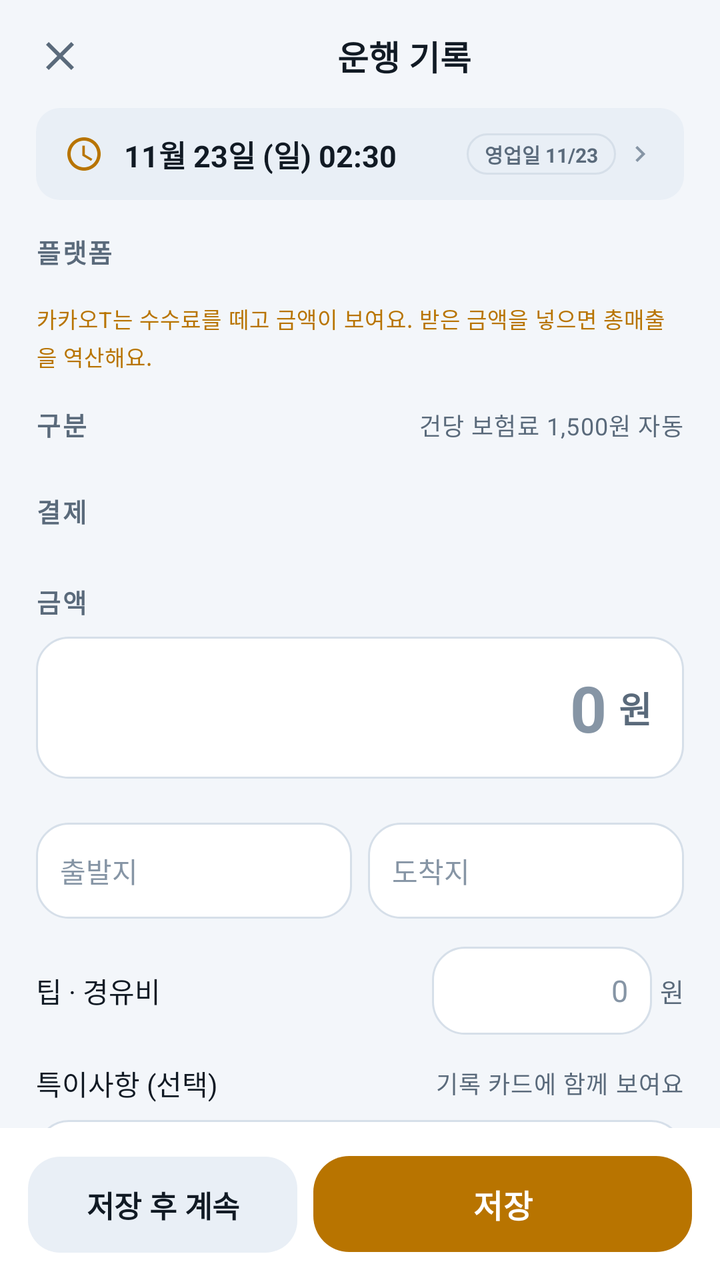
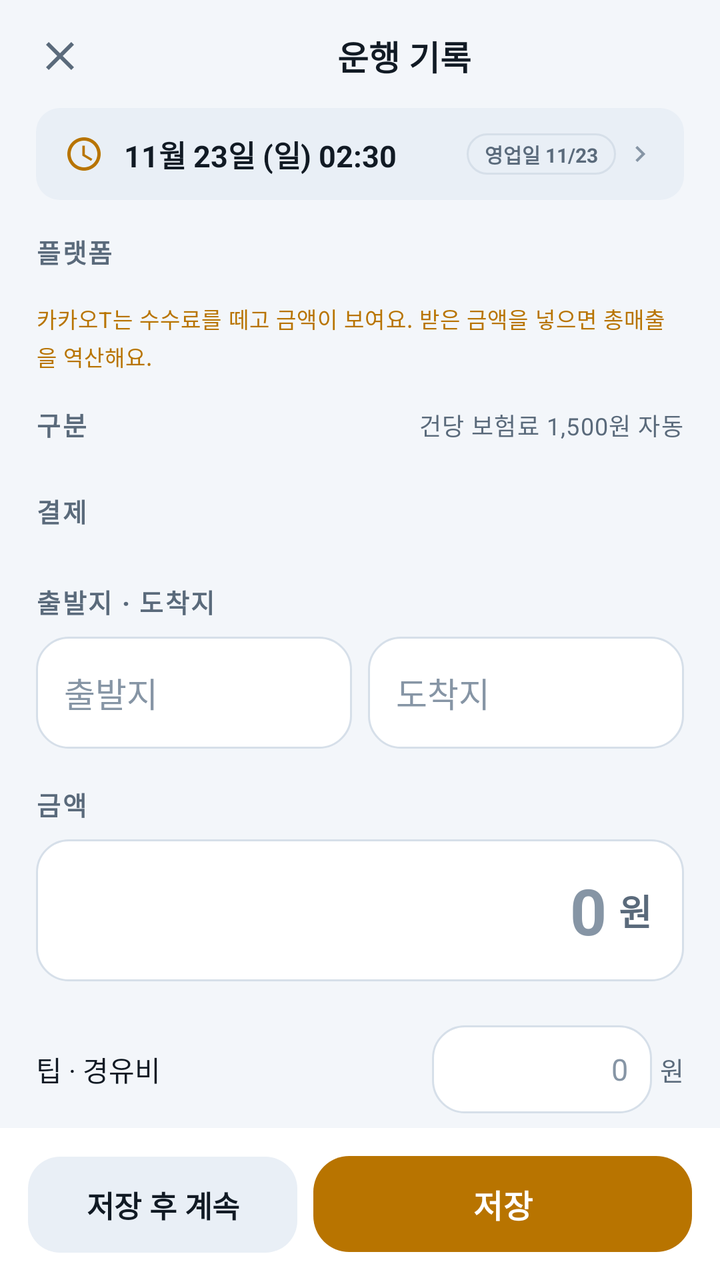

Before-and-after screenshots of an Android layout around one commit, followed by the original layout XML and the change that was made.
<!-- AndroidManifest.xml: application theme Theme.DaeriLedger -->
<!-- res/layout/activity_add_ride.xml -->
<?xml version="1.0" encoding="utf-8"?>
<LinearLayout xmlns:android="http://schemas.android.com/apk/res/android"
    xmlns:app="http://schemas.android.com/apk/res-auto"
    android:layout_width="match_parent"
    android:layout_height="match_parent"
    android:background="@color/bg"
    android:orientation="vertical">

    
    <LinearLayout
        android:layout_width="match_parent"
        android:layout_height="wrap_content"
        android:gravity="center_vertical"
        android:orientation="horizontal"
        android:paddingHorizontal="8dp"
        android:paddingTop="6dp">

        <ImageButton
            android:id="@+id/closeButton"
            android:layout_width="44dp"
            android:layout_height="44dp"
            android:background="?attr/selectableItemBackgroundBorderless"
            android:contentDescription="닫기"
            android:src="@drawable/ic_close"
            app:tint="@color/text_secondary" />

        <TextView
            android:id="@+id/titleText"
            android:layout_width="0dp"
            android:layout_height="wrap_content"
            android:layout_weight="1"
            android:gravity="center"
            android:text="운행 기록"
            android:textColor="@color/text_primary"
            android:textSize="17sp"
            android:textStyle="bold" />

        <TextView
            android:id="@+id/deleteButton"
            android:layout_width="wrap_content"
            android:layout_height="44dp"
            android:background="?attr/selectableItemBackgroundBorderless"
            android:gravity="center"
            android:paddingHorizontal="12dp"
            android:text="삭제"
            android:textColor="@color/loss"
            android:textSize="14sp"
            android:visibility="gone" />
    </LinearLayout>

    <androidx.core.widget.NestedScrollView
        android:layout_width="match_parent"
        android:layout_height="0dp"
        android:layout_weight="1"
        android:clipToPadding="false"
        android:fillViewport="true"
        android:scrollbars="none">

        <LinearLayout
            android:layout_width="match_parent"
            android:layout_height="wrap_content"
            android:orientation="vertical"
            android:paddingHorizontal="18dp"
            android:paddingBottom="20dp">

            
            <LinearLayout
                android:id="@+id/timeRow"
                android:layout_width="match_parent"
                android:layout_height="wrap_content"
                android:layout_marginTop="4dp"
                android:background="@drawable/bg_chip_soft"
                android:clickable="true"
                android:focusable="true"
                android:gravity="center_vertical"
                android:orientation="horizontal"
                android:paddingHorizontal="14dp"
                android:paddingVertical="12dp">

                <ImageView
                    android:layout_width="20dp"
                    android:layout_height="20dp"
                    android:contentDescription="@null"
                    android:src="@drawable/ic_clock"
                    app:tint="@color/accent" />

                <TextView
                    android:id="@+id/timeText"
                    android:layout_width="0dp"
                    android:layout_height="wrap_content"
                    android:layout_marginStart="10dp"
                    android:layout_weight="1"
                    android:fontFeatureSettings="tnum"
                    android:text="11월 23일 (일) 02:30"
                    android:textColor="@color/text_primary"
                    android:textSize="15sp"
                    android:textStyle="bold" />

                <TextView
                    android:id="@+id/businessDayChip"
                    android:layout_width="wrap_content"
                    android:layout_height="wrap_content"
                    android:background="@drawable/bg_pill"
                    android:paddingHorizontal="9dp"
                    android:paddingVertical="3dp"
                    android:text="영업일 11/23"
                    android:textColor="@color/text_secondary"
                    android:textSize="10sp"
                    android:textStyle="bold" />

                <ImageView
                    android:layout_width="16dp"
                    android:layout_height="16dp"
                    android:layout_marginStart="4dp"
                    android:contentDescription="@null"
                    android:src="@drawable/ic_chevron_right"
                    app:tint="@color/text_tertiary" />
            </LinearLayout>

            
            <TextView
                style="@style/Text.Daeri.Section"
                android:layout_width="wrap_content"
                android:layout_height="wrap_content"
                android:layout_marginTop="16dp"
                android:layout_marginBottom="8dp"
                android:text="플랫폼" />

            <com.google.android.material.chip.ChipGroup
                android:id="@+id/platformChips"
                android:layout_width="match_parent"
                android:layout_height="wrap_content"
                app:chipSpacingHorizontal="7dp"
                app:chipSpacingVertical="4dp"
                app:singleSelection="true" />

            <TextView
                android:id="@+id/platformFeeNote"
                style="@style/Text.Daeri.Label"
                android:layout_width="match_parent"
                android:layout_height="wrap_content"
                android:layout_marginTop="8dp"
                android:lineSpacingExtra="2dp"
                android:text="카카오T는 수수료를 떼고 금액이 보여요. 받은 금액을 넣으면 총매출을 역산해요."
                android:textColor="@color/accent"
                android:textSize="11sp" />

            
            <LinearLayout
                android:layout_width="match_parent"
                android:layout_height="wrap_content"
                android:layout_marginTop="16dp"
                android:orientation="horizontal">

                <TextView
                    style="@style/Text.Daeri.Section"
                    android:layout_width="0dp"
                    android:layout_height="wrap_content"
                    android:layout_weight="1"
                    android:text="구분" />

                <TextView
                    android:id="@+id/insuranceHintText"
                    style="@style/Text.Daeri.Label"
                    android:layout_width="wrap_content"
                    android:layout_height="wrap_content"
                    android:text="건당 보험료 1,500원 자동" />
            </LinearLayout>

            <com.google.android.material.chip.ChipGroup
                android:id="@+id/serviceChips"
                android:layout_width="match_parent"
                android:layout_height="wrap_content"
                android:layout_marginTop="8dp"
                app:chipSpacingHorizontal="7dp"
                app:singleSelection="true" />

            
            <TextView
                style="@style/Text.Daeri.Section"
                android:layout_width="wrap_content"
                android:layout_height="wrap_content"
                android:layout_marginTop="16dp"
                android:layout_marginBottom="8dp"
                android:text="결제" />

            <com.google.android.material.chip.ChipGroup
                android:id="@+id/paymentChips"
                android:layout_width="match_parent"
                android:layout_height="wrap_content"
                app:chipSpacingHorizontal="7dp"
                app:singleSelection="true" />

            
            <TextView
                android:id="@+id/amountSectionLabel"
                style="@style/Text.Daeri.Section"
                android:layout_width="wrap_content"
                android:layout_height="wrap_content"
                android:layout_marginTop="18dp"
                android:layout_marginBottom="8dp"
                android:text="금액" />

            <LinearLayout
                android:layout_width="match_parent"
                android:layout_height="wrap_content"
                android:background="@drawable/bg_amount_field"
                android:gravity="center_vertical"
                android:orientation="horizontal"
                android:paddingHorizontal="16dp"
                android:paddingVertical="10dp">

                <EditText
                    android:id="@+id/amountInput"
                    android:layout_width="0dp"
                    android:layout_height="wrap_content"
                    android:layout_weight="1"
                    android:background="@null"
                    android:fontFeatureSettings="tnum"
                    android:gravity="end|center_vertical"
                    android:hint="0"
                    android:imeOptions="actionDone"
                    android:importantForAutofill="no"
                    android:inputType="number"
                    android:maxLength="9"
                    android:minHeight="48dp"
                    android:paddingVertical="4dp"
                    android:textColor="@color/text_primary"
                    android:textColorHint="@color/text_tertiary"
                    android:textSize="32sp"
                    android:textStyle="bold" />

                <TextView
                    android:layout_width="wrap_content"
                    android:layout_height="wrap_content"
                    android:layout_marginStart="6dp"
                    android:text="원"
                    android:textColor="@color/text_secondary"
                    android:textSize="18sp"
                    android:textStyle="bold" />
            </LinearLayout>

            <com.google.android.material.chip.ChipGroup
                android:id="@+id/amountChips"
                android:layout_width="match_parent"
                android:layout_height="wrap_content"
                android:layout_marginTop="8dp"
                app:chipSpacingHorizontal="7dp"
                app:chipSpacingVertical="4dp" />

            
            <LinearLayout
                android:layout_width="match_parent"
                android:layout_height="wrap_content"
                android:layout_marginTop="14dp"
                android:orientation="horizontal">

                <EditText
                    android:id="@+id/fromInput"
                    android:layout_width="0dp"
                    android:layout_height="48dp"
                    android:layout_weight="1"
                    android:background="@drawable/bg_amount_field"
                    android:hint="출발지"
                    android:imeOptions="actionNext"
                    android:importantForAutofill="no"
                    android:inputType="text"
                    android:maxLength="40"
                    android:paddingHorizontal="12dp"
                    android:textColor="@color/text_primary"
                    android:textColorHint="@color/text_tertiary"
                    android:textSize="14sp" />

                <EditText
                    android:id="@+id/toInput"
                    android:layout_width="0dp"
                    android:layout_height="48dp"
                    android:layout_marginStart="8dp"
                    android:layout_weight="1"
                    android:background="@drawable/bg_amount_field"
                    android:hint="도착지"
                    android:imeOptions="actionNext"
                    android:importantForAutofill="no"
                    android:inputType="text"
                    android:maxLength="40"
                    android:paddingHorizontal="12dp"
                    android:textColor="@color/text_primary"
                    android:textColorHint="@color/text_tertiary"
                    android:textSize="14sp" />
            </LinearLayout>

            
            <LinearLayout
                android:layout_width="match_parent"
                android:layout_height="wrap_content"
                android:layout_marginTop="14dp"
                android:gravity="center_vertical"
                android:orientation="horizontal">

                <TextView
                    android:layout_width="0dp"
                    android:layout_height="wrap_content"
                    android:layout_weight="1"
                    android:text="팁 · 경유비"
                    android:textColor="@color/text_primary"
                    android:textSize="14sp" />

                <EditText
                    android:id="@+id/tipInput"
                    android:layout_width="110dp"
                    android:layout_height="44dp"
                    android:background="@drawable/bg_amount_field"
                    android:fontFeatureSettings="tnum"
                    android:gravity="end|center_vertical"
                    android:hint="0"
                    android:imeOptions="actionNext"
                    android:importantForAutofill="no"
                    android:inputType="number"
                    android:maxLength="7"
                    android:paddingHorizontal="12dp"
                    android:textColor="@color/text_primary"
                    android:textColorHint="@color/text_tertiary"
                    android:textSize="15sp" />

                <TextView
                    android:layout_width="wrap_content"
                    android:layout_height="wrap_content"
                    android:layout_marginStart="4dp"
                    android:text="원"
                    android:textColor="@color/text_secondary"
                    android:textSize="13sp" />
            </LinearLayout>

            
            <LinearLayout
                android:layout_width="match_parent"
                android:layout_height="wrap_content"
                android:layout_marginTop="14dp"
                android:gravity="center_vertical"
                android:orientation="horizontal">

                <TextView
                    android:layout_width="0dp"
                    android:layout_height="wrap_content"
                    android:layout_weight="1"
                    android:text="특이사항 (선택)"
                    android:textColor="@color/text_primary"
                    android:textSize="14sp" />

                <TextView
                    style="@style/Text.Daeri.Label"
                    android:layout_width="wrap_content"
                    android:layout_height="wrap_content"
                    android:text="기록 카드에 함께 보여요" />
            </LinearLayout>

            <EditText
                android:id="@+id/memoInput"
                android:layout_width="match_parent"
                android:layout_height="48dp"
                android:layout_marginTop="8dp"
                android:background="@drawable/bg_amount_field"
                android:hint="예: 대기비, 경유, 손님 요청 등"
                android:imeOptions="actionDone"
                android:importantForAutofill="no"
                android:inputType="text"
                android:maxLength="80"
                android:paddingHorizontal="14dp"
                android:textColor="@color/text_primary"
                android:textColorHint="@color/text_tertiary"
                android:textSize="14sp" />

            
            <TextView
                android:id="@+id/advancedToggle"
                android:layout_width="wrap_content"
                android:layout_height="wrap_content"
                android:layout_marginTop="8dp"
                android:background="?attr/selectableItemBackground"
                android:paddingVertical="8dp"
                android:text="▾ 상세 입력 (보험료)"
                android:textColor="@color/accent"
                android:textSize="13sp"
                android:textStyle="bold" />

            <LinearLayout
                android:id="@+id/advancedPanel"
                android:layout_width="match_parent"
                android:layout_height="wrap_content"
                android:orientation="vertical"
                android:visibility="gone">

                <LinearLayout
                    android:layout_width="match_parent"
                    android:layout_height="wrap_content"
                    android:layout_marginTop="4dp"
                    android:gravity="center_vertical"
                    android:orientation="horizontal">

                    <TextView
                        android:layout_width="0dp"
                        android:layout_height="wrap_content"
                        android:layout_weight="1"
                        android:text="건당 보험료"
                        android:textColor="@color/text_primary"
                        android:textSize="14sp" />

                    <EditText
                        android:id="@+id/insuranceInput"
                        android:layout_width="120dp"
                        android:layout_height="44dp"
                        android:background="@drawable/bg_amount_field"
                        android:fontFeatureSettings="tnum"
                        android:gravity="end|center_vertical"
                        android:imeOptions="actionDone"
                        android:importantForAutofill="no"
                        android:inputType="number"
                        android:maxLength="7"
                        android:paddingHorizontal="12dp"
                        android:textColor="@color/text_primary"
                        android:textColorHint="@color/text_tertiary"
                        android:textSize="15sp" />

                    <TextView
                        android:layout_width="wrap_content"
                        android:layout_height="wrap_content"
                        android:layout_marginStart="4dp"
                        android:text="원"
                        android:textColor="@color/text_secondary"
                        android:textSize="13sp" />
                </LinearLayout>
            </LinearLayout>

            
            <com.google.android.material.card.MaterialCardView
                style="@style/Widget.Daeri.Card"
                android:layout_width="match_parent"
                android:layout_height="wrap_content"
                android:layout_marginTop="18dp"
                app:cardBackgroundColor="@color/surface"
                app:strokeColor="@color/outline">

                <LinearLayout
                    android:layout_width="match_parent"
                    android:layout_height="wrap_content"
                    android:orientation="vertical"
                    android:padding="16dp">

                    <LinearLayout
                        android:layout_width="match_parent"
                        android:layout_height="wrap_content"
                        android:orientation="horizontal">

                        <TextView
                            style="@style/Text.Daeri.Label"
                            android:layout_width="0dp"
                            android:layout_height="wrap_content"
                            android:layout_weight="1"
                            android:text="총매출 (팁 포함)" />

                        <TextView
                            android:id="@+id/previewTotal"
                            android:layout_width="wrap_content"
                            android:layout_height="wrap_content"
                            android:fontFeatureSettings="tnum"
                            android:text="0원"
                            android:textColor="@color/text_primary"
                            android:textSize="13sp" />
                    </LinearLayout>

                    <LinearLayout
                        android:layout_width="match_parent"
                        android:layout_height="wrap_content"
                        android:layout_marginTop="6dp"
                        android:orientation="horizontal">

                        <TextView
                            android:id="@+id/previewFeeLabel"
                            style="@style/Text.Daeri.Label"
                            android:layout_width="0dp"
                            android:layout_height="wrap_content"
                            android:layout_weight="1"
                            android:text="플랫폼 수수료 0%" />

                        <TextView
                            android:id="@+id/previewFee"
                            android:layout_width="wrap_content"
                            android:layout_height="wrap_content"
                            android:fontFeatureSettings="tnum"
                            android:text="-0원"
                            android:textColor="@color/text_secondary"
                            android:textSize="13sp" />
                    </LinearLayout>

                    <LinearLayout
                        android:layout_width="match_parent"
                        android:layout_height="wrap_content"
                        android:layout_marginTop="6dp"
                        android:orientation="horizontal">

                        <TextView
                            style="@style/Text.Daeri.Label"
                            android:layout_width="0dp"
                            android:layout_height="wrap_content"
                            android:layout_weight="1"
                            android:text="보험료" />

                        <TextView
                            android:id="@+id/previewInsurance"
                            android:layout_width="wrap_content"
                            android:layout_height="wrap_content"
                            android:fontFeatureSettings="tnum"
                            android:text="-0원"
                            android:textColor="@color/text_secondary"
                            android:textSize="13sp" />
                    </LinearLayout>

                    <View
                        style="@style/Widget.Daeri.Divider"
                        android:layout_marginTop="10dp" />

                    <LinearLayout
                        android:layout_width="match_parent"
                        android:layout_height="wrap_content"
                        android:layout_marginTop="10dp"
                        android:gravity="center_vertical"
                        android:orientation="horizontal">

                        <TextView
                            android:layout_width="0dp"
                            android:layout_height="wrap_content"
                            android:layout_weight="1"
                            android:text="진짜 순수익"
                            android:textColor="@color/text_primary"
                            android:textSize="15sp"
                            android:textStyle="bold" />

                        <TextView
                            android:id="@+id/previewNet"
                            android:layout_width="wrap_content"
                            android:layout_height="wrap_content"
                            android:fontFeatureSettings="tnum"
                            android:text="0원"
                            android:textColor="@color/profit"
                            android:textSize="26sp"
                            android:textStyle="bold" />
                    </LinearLayout>
                </LinearLayout>
            </com.google.android.material.card.MaterialCardView>

        </LinearLayout>
    </androidx.core.widget.NestedScrollView>

    
    <LinearLayout
        android:layout_width="match_parent"
        android:layout_height="wrap_content"
        android:background="@color/surface"
        android:orientation="horizontal"
        android:paddingHorizontal="14dp"
        android:paddingVertical="10dp">

        <com.google.android.material.button.MaterialButton
            android:id="@+id/saveAndNextButton"
            style="@style/Widget.Daeri.Button.Tonal"
            android:layout_width="0dp"
            android:layout_height="56dp"
            android:layout_weight="1"
            android:text="저장 후 계속" />

        <com.google.android.material.button.MaterialButton
            android:id="@+id/saveButton"
            style="@style/Widget.Daeri.Button.Primary"
            android:layout_width="0dp"
            android:layout_height="56dp"
            android:layout_marginStart="8dp"
            android:layout_weight="1.4"
            android:text="저장" />
    </LinearLayout>

</LinearLayout>
<!-- resources referenced by this layout -->
<resources>
  <color name="accent">#B87400</color>
  <color name="bg">#F3F6FA</color>
  <color name="loss">#C93A3A</color>
  <color name="outline">#D6DFE9</color>
  <color name="profit">#0E8A4F</color>
  <color name="surface">#FFFFFF</color>
  <color name="text_primary">#111A24</color>
  <color name="text_secondary">#5A6A7B</color>
  <color name="text_tertiary">#8695A5</color>
  <!-- drawable bg_amount_field (drawable) -->
  <?xml version="1.0" encoding="utf-8"?>
  <shape xmlns:android="http://schemas.android.com/apk/res/android" android:shape="rectangle">
      <solid android:color="@color/surface" />
      <corners android:radius="16dp" />
      <stroke android:width="1dp" android:color="@color/outline" />
  </shape>
  <!-- drawable bg_chip_soft (drawable) -->
  <?xml version="1.0" encoding="utf-8"?>
  <shape xmlns:android="http://schemas.android.com/apk/res/android" android:shape="rectangle">
      <solid android:color="@color/surface_high" />
      <corners android:radius="12dp" />
  </shape>
  <!-- drawable bg_pill (drawable) -->
  <?xml version="1.0" encoding="utf-8"?>
  <shape xmlns:android="http://schemas.android.com/apk/res/android" android:shape="rectangle">
      <solid android:color="@color/surface_high" />
      <corners android:radius="100dp" />
      <stroke android:width="1dp" android:color="@color/outline" />
  </shape>
  <style name="Text.Daeri.Label" parent="TextAppearance.Material3.BodySmall">
          <item name="android:textSize">12sp</item>
          <item name="android:textColor">@color/text_secondary</item>
      </style>
  <style name="Text.Daeri.Section" parent="TextAppearance.Material3.TitleSmall">
          <item name="android:textSize">13sp</item>
          <item name="android:letterSpacing">0.06</item>
          <item name="android:textColor">@color/text_secondary</item>
          <item name="android:textStyle">bold</item>
      </style>
  <style name="Widget.Daeri.Divider" parent="">
          <item name="android:layout_width">match_parent</item>
          <item name="android:layout_height">1dp</item>
          <item name="android:background">@color/divider</item>
      </style>
  <style name="Theme.DaeriLedger" parent="Theme.DaeriLedger.Base" />
  <color name="surface_high">#E9EFF6</color>
  <color name="on_accent">#FFFFFF</color>
  <color name="surface_alt">#FFFFFF</color>
  <color name="divider">#E7EDF4</color>
  <color name="accent_dim">#FFF0D2</color>
  <color name="profit_dim">#E1F6EB</color>
  <color name="chart_bar">#2E6BC4</color>
  <style name="ThemeOverlay.Daeri.Dialog" parent="ThemeOverlay.Material3.MaterialAlertDialog">
          <item name="colorSurface">@color/surface_alt</item>
          <item name="colorOnSurface">@color/text_primary</item>
          <item name="colorOnSurfaceVariant">@color/text_secondary</item>
          <item name="shapeAppearanceOverlay">@style/Shape.Daeri.Large</item>
      </style>
  <style name="ThemeOverlay.Daeri.BottomSheet" parent="ThemeOverlay.Material3.BottomSheetDialog">
          <item name="colorSurface">@color/surface_alt</item>
          <item name="bottomSheetStyle">@style/Widget.Daeri.BottomSheet</item>
      </style>
  <style name="Shape.Daeri.ExtraSmall" parent="ShapeAppearance.Material3.Corner.ExtraSmall">
          <item name="cornerSize">8dp</item>
      </style>
  <style name="Shape.Daeri.Small" parent="ShapeAppearance.Material3.Corner.Small">
          <item name="cornerSize">12dp</item>
      </style>
  <style name="Shape.Daeri.Medium" parent="ShapeAppearance.Material3.Corner.Medium">
          <item name="cornerSize">18dp</item>
      </style>
  <style name="Shape.Daeri.Large" parent="ShapeAppearance.Material3.Corner.Large">
          <item name="cornerSize">26dp</item>
      </style>
  <style name="Widget.Daeri.BottomSheet" parent="Widget.Material3.BottomSheet.Modal">
          <item name="shapeAppearance">@style/Shape.Daeri.Large</item>
          <item name="backgroundTint">@color/surface_alt</item>
      </style>
  <!-- unchanged entries left out for length: 7 -->
</resources>

<!-- the commit's change to res/layout/activity_add_ride.xml (unified diff, before → after) -->
@@ -193,6 +193,58 @@
 
             
             <TextView
+                style="@style/Text.Daeri.Section"
+                android:layout_width="wrap_content"
+                android:layout_height="wrap_content"
+                android:layout_marginTop="18dp"
+                android:layout_marginBottom="8dp"
+                android:text="출발지 · 도착지" />
+
+            <LinearLayout
+                android:layout_width="match_parent"
+                android:layout_height="wrap_content"
+                android:orientation="horizontal">
+
+                <EditText
+                    android:id="@+id/fromInput"
+                    android:layout_width="0dp"
+                    android:layout_height="wrap_content"
+                    android:layout_weight="1"
+                    android:background="@drawable/bg_amount_field"
+                    android:hint="출발지"
+                    android:imeOptions="actionNext"
+                    android:importantForAutofill="no"
+                    android:inputType="text"
+                    android:maxLength="40"
+                    android:minHeight="56dp"
+                    android:paddingHorizontal="14dp"
+                    android:paddingVertical="14dp"
+                    android:textColor="@color/text_primary"
+                    android:textColorHint="@color/text_tertiary"
+                    android:textSize="17sp" />
+
+                <EditText
+                    android:id="@+id/toInput"
+                    android:layout_width="0dp"
+                    android:layout_height="wrap_content"
+                    android:layout_marginStart="8dp"
+                    android:layout_weight="1"
+                    android:background="@drawable/bg_amount_field"
+                    android:hint="도착지"
+                    android:imeOptions="actionNext"
+                    android:importantForAutofill="no"
+                    android:inputType="text"
+                    android:maxLength="40"
+                    android:minHeight="56dp"
+                    android:paddingHorizontal="14dp"
+                    android:paddingVertical="14dp"
+                    android:textColor="@color/text_primary"
+                    android:textColorHint="@color/text_tertiary"
+                    android:textSize="17sp" />
+            </LinearLayout>
+
+            
+            <TextView
                 android:id="@+id/amountSectionLabel"
                 style="@style/Text.Daeri.Section"
                 android:layout_width="wrap_content"
@@ -247,47 +299,6 @@
                 android:layout_marginTop="8dp"
                 app:chipSpacingHorizontal="7dp"
                 app:chipSpacingVertical="4dp" />
-
-            
-            <LinearLayout
-                android:layout_width="match_parent"
-                android:layout_height="wrap_content"
-                android:layout_marginTop="14dp"
-                android:orientation="horizontal">
-
-                <EditText
-                    android:id="@+id/fromInput"
-                    android:layout_width="0dp"
-                    android:layout_height="48dp"
-                    android:layout_weight="1"
-                    android:background="@drawable/bg_amount_field"
-                    android:hint="출발지"
-                    android:imeOptions="actionNext"
-                    android:importantForAutofill="no"
-                    android:inputType="text"
-                    android:maxLength="40"
-                    android:paddingHorizontal="12dp"
-                    android:textColor="@color/text_primary"
-                    android:textColorHint="@color/text_tertiary"
-                    android:textSize="14sp" />
-
-                <EditText
-                    android:id="@+id/toInput"
-                    android:layout_width="0dp"
-                    android:layout_height="48dp"
-                    android:layout_marginStart="8dp"
-                    android:layout_weight="1"
-                    android:background="@drawable/bg_amount_field"
-                    android:hint="도착지"
-                    android:imeOptions="actionNext"
-                    android:importantForAutofill="no"
-                    android:inputType="text"
-                    android:maxLength="40"
-                    android:paddingHorizontal="12dp"
-                    android:textColor="@color/text_primary"
-                    android:textColorHint="@color/text_tertiary"
-                    android:textSize="14sp" />
-            </LinearLayout>
 
             
             <LinearLayout
